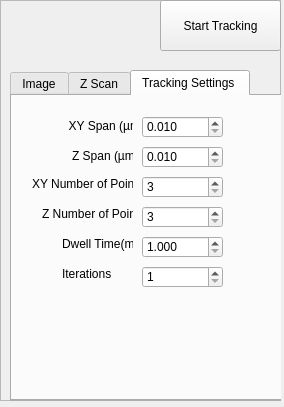
Qt form NV_ABJ/user_interfaces/tracking_widget/tracking_widget.ui (ACBJayichLab/NV_ABJ) before a commit.
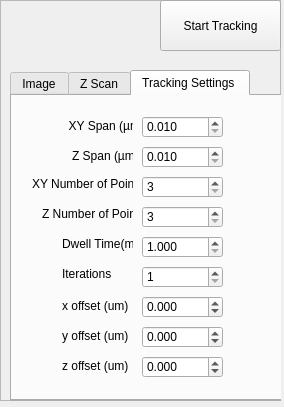
The same form after that commit. The open tabs and pages were chosen to show the change.

```diff
--- a/NV_ABJ/user_interfaces/tracking_widget/tracking_widget.ui
+++ b/NV_ABJ/user_interfaces/tracking_widget/tracking_widget.ui
@@ -273,6 +273,111 @@
        <enum>QAbstractSpinBox::DefaultStepType</enum>
       </property>
      </widget>
+     <widget class="QDoubleSpinBox" name="x_offset_spin_box">
+      <property name="geometry">
+       <rect>
+        <x>130</x>
+        <y>200</y>
+        <width>81</width>
+        <height>22</height>
+       </rect>
+      </property>
+      <property name="decimals">
+       <number>3</number>
+      </property>
+      <property name="minimum">
+       <double>-100.000000000000000</double>
+      </property>
+      <property name="maximum">
+       <double>100.000000000000000</double>
+      </property>
+      <property name="value">
+       <double>0.000000000000000</double>
+      </property>
+     </widget>
+     <widget class="QLabel" name="label_7">
+      <property name="geometry">
+       <rect>
+        <x>50</x>
+        <y>200</y>
+        <width>71</width>
+        <height>20</height>
+       </rect>
+      </property>
+      <property name="text">
+       <string>x offset (um)</string>
+      </property>
+     </widget>
+     <widget class="QDoubleSpinBox" name="y_offset_spin_box">
+      <property name="geometry">
+       <rect>
+        <x>130</x>
+        <y>230</y>
+        <width>81</width>
+        <height>22</height>
+       </rect>
+      </property>
+      <property name="decimals">
+       <number>3</number>
+      </property>
+      <property name="minimum">
+       <double>-100.000000000000000</double>
+      </property>
+      <property name="maximum">
+       <double>100.000000000000000</double>
+      </property>
+      <property name="value">
+       <double>0.000000000000000</double>
+      </property>
+     </widget>
+     <widget class="QLabel" name="label_8">
+      <property name="geometry">
+       <rect>
+        <x>50</x>
+        <y>230</y>
+        <width>71</width>
+        <height>20</height>
+       </rect>
+      </property>
+      <property name="text">
+       <string>y offset (um)</string>
+      </property>
+     </widget>
+     <widget class="QDoubleSpinBox" name="z_offset_spin_box">
+      <property name="geometry">
+       <rect>
+        <x>130</x>
+        <y>260</y>
+        <width>81</width>
+        <height>22</height>
+       </rect>
+      </property>
+      <property name="decimals">
+       <number>3</number>
+      </property>
+      <property name="minimum">
+       <double>-100.000000000000000</double>
+      </property>
+      <property name="maximum">
+       <double>100.000000000000000</double>
+      </property>
+      <property name="value">
+       <double>0.000000000000000</double>
+      </property>
+     </widget>
+     <widget class="QLabel" name="label_9">
+      <property name="geometry">
+       <rect>
+        <x>50</x>
+        <y>260</y>
+        <width>71</width>
+        <height>20</height>
+       </rect>
+      </property>
+      <property name="text">
+       <string>z offset (um)</string>
+      </property>
+     </widget>
     </widget>
    </widget>
   </widget>
```
Left out of the diff: 2 changed lines with no effect on the pictures.
